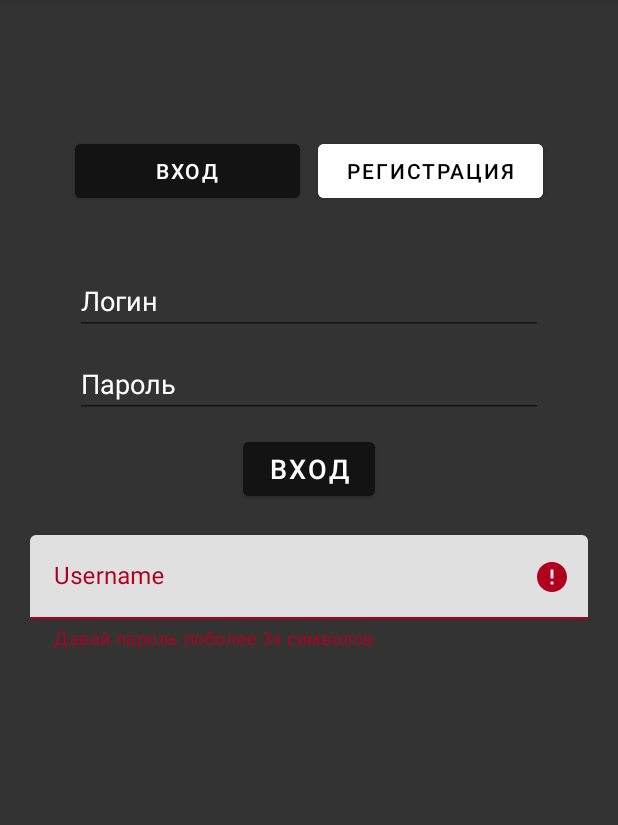
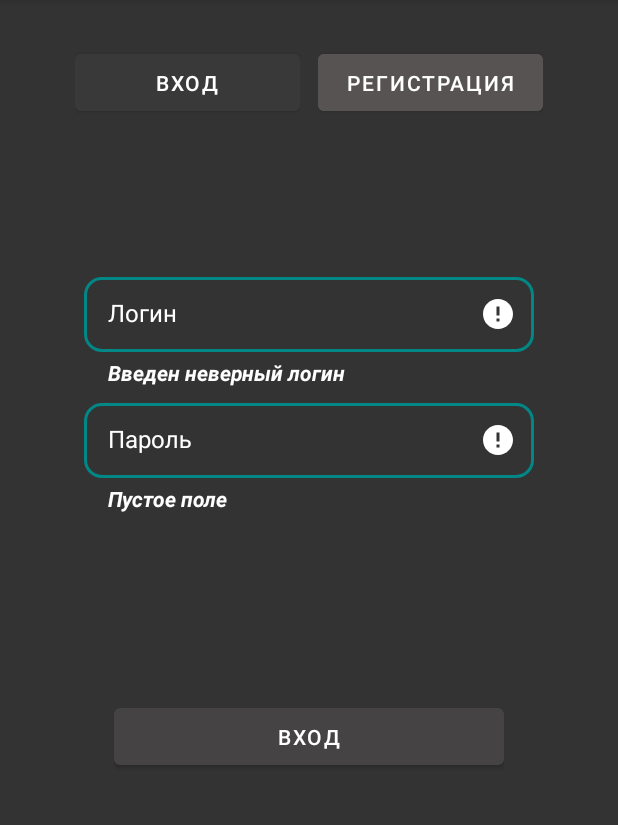
Before and after one commit to SklRV/MyNewsApp, an Android app: the screen it shows after launch (MainActivity), after a tap on "ВХОД", on a phone screen of 412 x 824 dp, the part 84-909 px from its top. Run offline under Robolectric (Android 15) with nearby library versions, the phone set to English and light mode, and no system bars; our stand-ins replace Room's generated code; 1 other tap on this screen came first.

Commit message:
Рабочее приложение Навести порядок

```diff
--- a/app/src/main/java/com/example/mynewsapp/login_and_registration/LoginFragment.kt
+++ b/app/src/main/java/com/example/mynewsapp/login_and_registration/LoginFragment.kt
@@ -6,12 +6,14 @@ import androidx.fragment.app.Fragment
 import android.view.LayoutInflater
 import android.view.View
 import android.view.ViewGroup
+import android.widget.EditText
 import android.widget.Toast
 import androidx.lifecycle.ViewModelProvider
 import androidx.navigation.Navigation
 import com.example.mynewsapp.R
 import room.UserViewModel
 import com.example.mynewsapp.databinding.FragmentLoginBinding
+import com.google.android.material.textfield.TextInputLayout
 
 class LoginFragment : Fragment() {
 
@@ -19,6 +21,8 @@ class LoginFragment : Fragment() {
     lateinit var userViewModel: UserViewModel
     lateinit var roomUsername: String
     lateinit var roomPassword: String
+    var emptyField: Boolean = false
+    var shortWord: Boolean = false
 
     override fun onCreateView(
         inflater: LayoutInflater, container: ViewGroup?,
@@ -33,19 +37,21 @@ class LoginFragment : Fragment() {
                     .navigate(R.id.action_loginFragment_to_registrationFragment)
             }
 
-            // Проверка верного логина и пароля, переход в сессию
-            val adminLogin: String = "admin"
-            val adminPassword: String = "admin"
-            val userLogin = userLogin
-            val userPassword = userPassword
-            val passwordEditText = passwordEditText
-            val passwordTextInput = passwordTextInput
-
             // Обработка события при нажатия на кнопку:
             userLogintoClick.setOnClickListener {
+                // Проверка верного логина и пароля, переход в сессию
+                val adminLogin: String = "admin"
+                val adminPassword: String = "admin"
+                val userLogin = userLogin
+                val usernameTextInput = usernameTextInput
+                val userPassword = userPassword
+                val passwordTextInput = passwordTextInput
 
                 roomUsername = userLogin.text.toString().trim()
                 roomPassword = userPassword.text.toString().trim()
+
+                infoCheck(userLogin, usernameTextInput)
+                infoCheck(userPassword, passwordTextInput)
 
                 userViewModel.getLoginDetails(requireContext(), roomUsername, roomPassword)
                     ?.observe(viewLifecycleOwner,
@@ -57,9 +63,9 @@ class LoginFragment : Fragment() {
                                         .navigate(R.id.action_loginFragment_to_newsApp)
                                 }
                             else if (it == null) {
-                                Toast.makeText(context,"Введен неверный логин или пароль",Toast.LENGTH_LONG).show()
+                                usernameTextInput.error = "Введен неверный логин"
                             } else if (it.password != roomPassword) {
-                                Toast.makeText(context, "Введен неверный пароль", Toast.LENGTH_LONG).show()
+                                passwordTextInput.error = "Введен неверный пароль"
                             } else {
                                 view?.let { view ->
                                     Navigation.findNavController(view)
@@ -67,20 +73,25 @@ class LoginFragment : Fragment() {
                                 }
                             }
                         })
-
-                if (!isPasswordValid(passwordEditText.text!!)) {
-                    passwordTextInput.error = "Давай пароль поболее 3х символов"
-                } else {
-                    // Clear the error.
-                    passwordTextInput.error = null
-                }
-
             }
         }
         return binding.root
     }
 
-    private fun isPasswordValid(text: Editable?): Boolean {
-        return text != null && text.length >= 3
+    fun userCheck(userCheckEdit: EditText) {
+        emptyField = !userCheckEdit.text.toString().trim().isEmpty()
+    }
+
+    fun infoCheck(infoCheckEdit: EditText, userCheckInput: TextInputLayout): Boolean {
+        var userOk: Boolean = false
+        userCheck(infoCheckEdit)
+
+        if (!emptyField) {
+            userCheckInput.error = "Пустое поле"
+        } else {
+            userCheckInput.error = null
+            userOk = true
+        }
+        return userOk
     }
 }
--- a/app/src/main/res/layout/fragment_home.xml
+++ b/app/src/main/res/layout/fragment_home.xml
@@ -13,7 +13,7 @@
         android:layout_width="210dp"
         android:layout_height="50dp"
         android:layout_marginStart="35dp"
-        android:layout_marginTop="20dp"
+        android:layout_marginTop="30dp"
         android:layout_marginBottom="10dp"
         android:layout_weight="1"
         android:hint="@string/text_search"
@@ -30,7 +30,7 @@
         android:id="@+id/buttonSearch"
         android:layout_width="120dp"
         android:layout_height="50dp"
-        android:layout_marginTop="5dp"
+        android:layout_marginTop="10dp"
         android:layout_marginEnd="35dp"
         android:text="@string/text_search_button"
         app:layout_constraintEnd_toEndOf="parent"
--- a/app/src/main/res/layout/fragment_login.xml
+++ b/app/src/main/res/layout/fragment_login.xml
@@ -8,94 +8,86 @@
     android:background="@color/background"
     tools:context=".login_and_registration.LoginFragment">
 
-    <Button
-        android:id="@+id/logon"
-        android:layout_width="150dp"
+    <LinearLayout
+        android:id="@+id/linearLayout_logon"
+        android:layout_width="wrap_content"
         android:layout_height="wrap_content"
         android:layout_marginStart="50dp"
-        android:layout_marginTop="90dp"
-        android:backgroundTint="@color/background_button"
-        android:text="@string/user_log_on"
-        android:textColor="@color/textColor"
+        android:layout_marginTop="30dp"
         app:layout_constraintStart_toStartOf="parent"
-        app:layout_constraintTop_toTopOf="parent" />
+        app:layout_constraintTop_toTopOf="parent">
 
-    <Button
-        android:id="@+id/registration"
-        android:layout_width="150dp"
-        android:layout_height="wrap_content"
-        android:layout_marginTop="90dp"
-        android:layout_marginEnd="50dp"
-        android:backgroundTint="@color/white"
-        android:text="@string/user_registration"
-        android:textColor="@color/black"
-        app:layout_constraintEnd_toEndOf="parent"
-        app:layout_constraintTop_toTopOf="parent" />
+        <com.google.android.material.button.MaterialButton
+            android:id="@+id/logon"
+            android:layout_width="150dp"
+            android:layout_height="50dp"
+            android:backgroundTint="@color/background_button"
+            android:text="@string/user_log_on"
+            android:textColor="@color/textColor" />
+    </LinearLayout>
 
-    <EditText
-        android:id="@+id/user_login"
-        android:layout_width="match_parent"
-        android:layout_height="wrap_content"
-        android:layout_marginHorizontal="50sp"
-        android:layout_marginTop="40dp"
-        android:ems="10"
-        android:hint="@string/user_login"
-        android:textSize="18sp"
-        android:maxLength="20"
-        android:maxLines="1"
-        android:textColorHint="@color/textColor"
-        android:textColor="@color/textColor"
-        app:layout_constraintTop_toBottomOf="@+id/logon"
-        tools:layout_editor_absoluteX="60dp" />
-
-    <EditText
-        android:id="@+id/user_password"
-        android:layout_width="match_parent"
-        android:layout_height="wrap_content"
-        android:layout_marginHorizontal="50sp"
-        android:layout_marginTop="10dp"
-        android:ems="10"
-        android:hint="@string/user_password"
-        android:inputType="textPassword"
-        android:maxLength="20"
-        android:maxLines="1"
-        android:textColorHint="@color/textColor"
-        android:textColor="@color/textColor"
-        android:textSize="18sp"
-        app:layout_constraintTop_toBottomOf="@+id/user_login"
-        tools:layout_editor_absoluteX="50dp" />
-
-    <Button
-        android:id="@+id/user_loginto_click"
+    <LinearLayout
+        android:id="@+id/linearLayout_registration"
         android:layout_width="wrap_content"
         android:layout_height="wrap_content"
-        android:layout_marginStart="100dp"
-        android:layout_marginTop="10dp"
-        android:layout_marginEnd="100dp"
-        android:backgroundTint="@color/background_button"
-        android:text="@string/user_log_on"
-        android:textColor="@color/textColor"
-        android:textSize="18sp"
+        android:layout_marginTop="30dp"
+        android:layout_marginEnd="50dp"
+        app:layout_constraintEnd_toEndOf="parent"
+        app:layout_constraintTop_toTopOf="parent">
+
+        <com.google.android.material.button.MaterialButton
+            android:id="@+id/registration"
+            android:layout_width="150dp"
+            android:layout_height="50dp"
+            android:backgroundTint="@color/background_butt"
+            android:text="@string/user_registration"
+            android:textColor="@color/white" />
+    </LinearLayout>
+
+    <com.google.android.material.textfield.TextInputLayout
+        android:id="@+id/username_text_input"
+        style="@style/TextInputLayout"
         app:layout_constraintEnd_toEndOf="parent"
         app:layout_constraintStart_toStartOf="parent"
-        app:layout_constraintTop_toBottomOf="@+id/user_password" />
+        android:layout_marginTop="99dp"
+        app:layout_constraintTop_toBottomOf="@+id/linearLayout_registration">
+
+        <com.google.android.material.textfield.TextInputEditText
+            android:id="@+id/user_login"
+            style="@style/TextInputEditText"
+            android:hint="@string/user_login"
+            android:inputType="text" />
+    </com.google.android.material.textfield.TextInputLayout>
 
     <com.google.android.material.textfield.TextInputLayout
         android:id="@+id/password_text_input"
-        android:layout_width="match_parent"
-        android:layout_height="wrap_content"
-        android:layout_margin="20dp"
+        style="@style/TextInputLayout"
         app:layout_constraintEnd_toEndOf="parent"
         app:layout_constraintStart_toStartOf="parent"
-        app:layout_constraintTop_toBottomOf="@+id/user_loginto_click"
-        android:hint="Username">
+        app:passwordToggleEnabled="true"
+        app:passwordToggleTint="@color/white"
+        app:layout_constraintTop_toBottomOf="@+id/username_text_input">
 
         <com.google.android.material.textfield.TextInputEditText
-            android:id="@+id/password_edit_text"
-            android:layout_width="match_parent"
-            android:layout_height="wrap_content"
-            android:inputType="text"
-            android:maxLines="1" />
+            android:id="@+id/user_password"
+            style="@style/TextInputEditText"
+            android:hint="@string/user_password"
+            android:inputType="textPassword" />
     </com.google.android.material.textfield.TextInputLayout>
 
+    <LinearLayout
+        android:id="@+id/linearLayout"
+        android:layout_width="wrap_content"
+        android:layout_height="wrap_content"
+        android:layout_marginTop="466dp"
+        app:layout_constraintEnd_toEndOf="parent"
+        app:layout_constraintStart_toStartOf="parent"
+        app:layout_constraintTop_toTopOf="parent">
+
+        <com.google.android.material.button.MaterialButton
+            android:id="@+id/user_loginto_click"
+            android:layout_width="260dp"
+            android:layout_height="50dp"
+            android:text="@string/user_log_on" />
+    </LinearLayout>
 </androidx.constraintlayout.widget.ConstraintLayout>
--- a/app/src/main/res/values/colors.xml
+++ b/app/src/main/res/values/colors.xml
@@ -1,7 +1,9 @@
 <?xml version="1.0" encoding="utf-8"?>
-<resources>
+<resources
+    xmlns:tools="http://schemas.android.com/tools">
     <color name="background">#333</color>
-    <color name="background_button">#131313</color>
+    <color name="background_button">#3A3939</color>
+    <color name="background_butt">#575353</color>
     <color name="purple_200">#FFBB86FC</color>
     <color name="purple_500">#FF6200EE</color>
     <color name="purple_700">#FF3700B3</color>
@@ -13,4 +15,7 @@
     <color name="backgroundColor">#9F9F9F</color>
     <color name="colorPrimary">#454343</color>
     <color name="rippleColor">#3F51B5</color>
+    <color name="mtrl_textinput_default_box_stroke_color" tools:override="true">#fff</color>
+    <color name="mtrl_error" tools:override="true">#fff</color>
+    <color name="mtrl_outlined_stroke_color" tools:override="true">#fff</color>
 </resources>
--- a/app/src/main/res/values/themes.xml
+++ b/app/src/main/res/values/themes.xml
@@ -1,16 +1,48 @@
 <resources xmlns:tools="http://schemas.android.com/tools">
     <!-- Base application theme. -->
     <style name="Theme.MyNewsApp" parent="Theme.MaterialComponents.DayNight.DarkActionBar">
-        <!-- Primary brand color. -->
         <item name="colorPrimary">@color/colorPrimary</item>
         <item name="colorPrimaryVariant">@color/purple_700</item>
         <item name="colorOnPrimary">@color/white</item>
-        <!-- Secondary brand color. -->
         <item name="colorSecondary">@color/teal_200</item>
         <item name="colorSecondaryVariant">@color/teal_700</item>
         <item name="colorOnSecondary">@color/black</item>
-        <!-- Status bar color. -->
         <item name="android:statusBarColor" tools:targetApi="l">?attr/colorPrimaryVariant</item>
-        <!-- Customize your theme here. -->
     </style>
+
+    <style name="TextInputLayout" parent="Widget.MaterialComponents.TextInputLayout.OutlinedBox">
+        <item name="colorAccent">@color/white</item>
+        <item name="boxStrokeColor">@color/white</item>
+        <item name="android:textColorHint">@color/textColor</item>
+        <item name="boxStrokeErrorColor">@color/teal_700</item>
+        <item name="hintTextColor">@color/white</item>
+        <item name="boxStrokeWidth">2dp</item>
+        <item name="android:layout_width">wrap_content</item>
+        <item name="android:layout_height">wrap_content</item>
+        <item name="android:layout_marginTop">5dp</item>
+        <item name="errorEnabled">true</item>
+        <item name="shapeAppearance">@style/Rounded</item>
+        <item name="errorTextAppearance">@style/ErrorText</item>
+    </style>
+
+    <style name="Rounded" parent="ShapeAppearance.MaterialComponents.SmallComponent">
+        <item name="colorAccent">@color/white</item>
+        <item name="cornerFamily">rounded</item>
+        <item name="cornerSize">12dp</item>
+    </style>
+
+    <style name="ErrorText" parent="TextAppearance.AppCompat.Small">
+        <item name="android:textStyle">bold|italic</item>
+        <item name="android:textColor">@color/colorPrimary</item>
+    </style>
+
+    <style name="TextInputEditText" parent="Widget.MaterialComponents.TextInputLayout.OutlinedBox">
+        <item name="android:textColor">@color/textColor</item>
+        <item name="android:layout_width">300dp</item>
+        <item name="android:layout_height">50dp</item>
+        <item name="android:textSize">16sp</item>
+        <item name="android:maxLength">10</item>
+        <item name="android:maxLines">1</item>
+    </style>
+
 </resources>
```
Also changed, not shown: app/src/main/java/com/example/mynewsapp/login_and_registration/RegistrationFragment.kt (+3 -4 lines), app/src/main/res/layout/fragment_registration.xml (+69 -63 lines).
